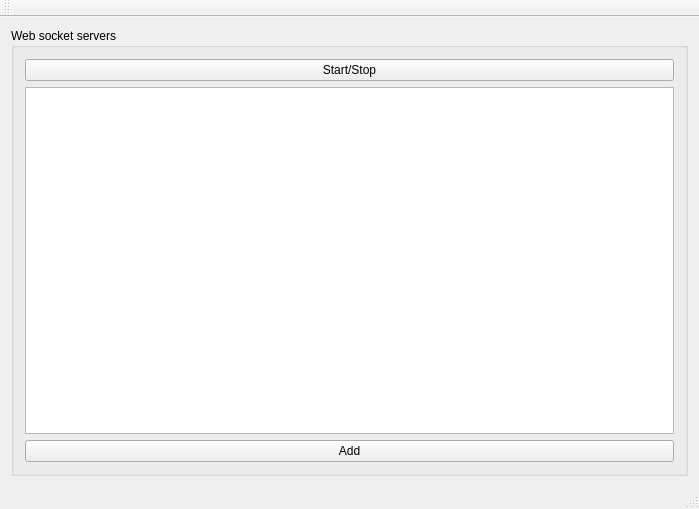
Above: ui/notka.ui from spinlockirqsave/notka before the change. Below: the same form after it.
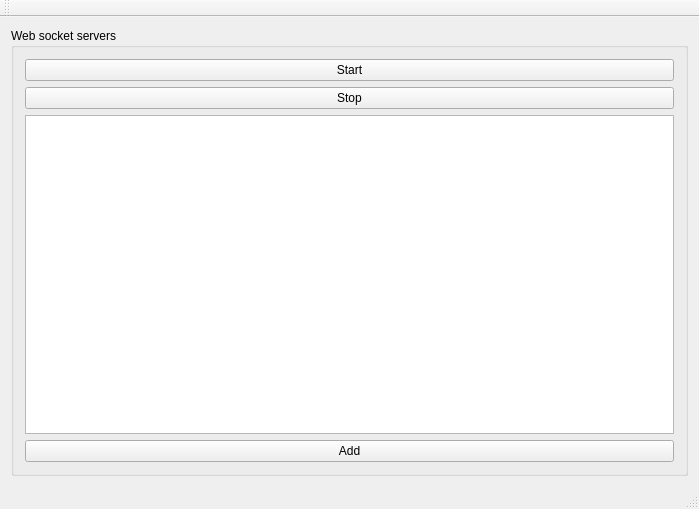
That is the form after the change.

Commit message:
Add clients into list
Accept pending websocket connections and insert sockets into list.
Show servers in GUI, enable addition of servers in GUI.
Schedule disconencted socket for later removal.

Patch:
```diff
--- a/ui/notka.ui
+++ b/ui/notka.ui
@@ -24,15 +24,59 @@
        <item>
         <widget class="QPushButton" name="pb_servers_start_stop">
          <property name="text">
-          <string>Start/Stop</string>
+          <string>Start</string>
          </property>
         </widget>
        </item>
        <item>
-        <widget class="QListWidget" name="lw_servers"/>
+        <widget class="QPushButton" name="pb_server_stop">
+         <property name="text">
+          <string>Stop</string>
+         </property>
+        </widget>
        </item>
        <item>
-        <widget class="QPushButton" name="pb_servers_add">
+        <widget class="QTableWidget" name="tw_servers">
+         <property name="columnCount">
+          <number>3</number>
+         </property>
+         <attribute name="horizontalHeaderVisible">
+          <bool>false</bool>
+         </attribute>
+         <attribute name="horizontalHeaderCascadingSectionResizes">
+          <bool>false</bool>
+         </attribute>
+         <attribute name="horizontalHeaderMinimumSectionSize">
+          <number>150</number>
+         </attribute>
+         <attribute name="horizontalHeaderShowSortIndicator" stdset="0">
+          <bool>false</bool>
+         </attribute>
+         <attribute name="horizontalHeaderStretchLastSection">
+          <bool>true</bool>
+         </attribute>
+         <attribute name="verticalHeaderStretchLastSection">
+          <bool>false</bool>
+         </attribute>
+         <column>
+          <property name="text">
+           <string>Address</string>
+          </property>
+         </column>
+         <column>
+          <property name="text">
+           <string>Port</string>
+          </property>
+         </column>
+         <column>
+          <property name="text">
+           <string>State</string>
+          </property>
+         </column>
+        </widget>
+       </item>
+       <item>
+        <widget class="QPushButton" name="pb_server_add">
          <property name="text">
           <string>Add</string>
          </property>
```
Left out of the diff: 2 changed lines with no effect on the pictures. The commit also changes 4 other files.
